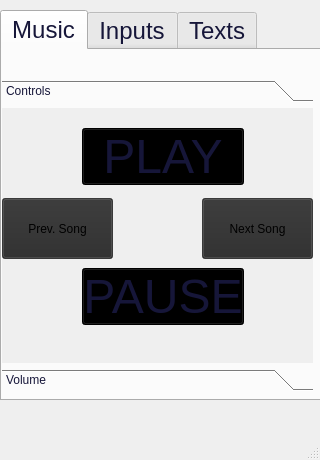
Old version of the form form.ui in the repository jkeller52/pigui.
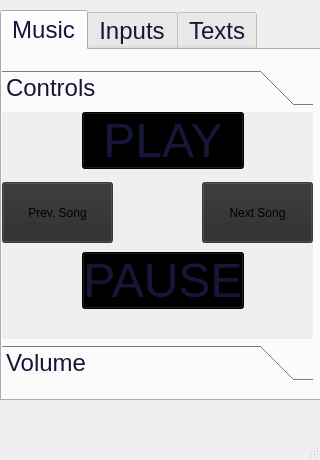
New version of the form. The open tabs and pages were chosen to show the change. Icons and pictures are not drawn.

```diff
--- a/form.ui
+++ b/form.ui
@@ -68,11 +68,16 @@
       <property name="geometry">
        <rect>
         <x>0</x>
-        <y>30</y>
+        <y>20</y>
         <width>311</width>
         <height>311</height>
        </rect>
       </property>
+      <property name="font">
+       <font>
+        <pointsize>18</pointsize>
+       </font>
+      </property>
       <property name="currentIndex">
        <number>0</number>
       </property>
@@ -82,7 +87,7 @@
          <x>0</x>
          <y>0</y>
          <width>311</width>
-         <height>243</height>
+         <height>231</height>
         </rect>
        </property>
        <attribute name="label">
@@ -92,7 +97,7 @@
         <property name="geometry">
          <rect>
           <x>80</x>
-          <y>20</y>
+          <y>0</y>
           <width>162</width>
           <height>57</height>
          </rect>
@@ -114,7 +119,7 @@
         <property name="geometry">
          <rect>
           <x>80</x>
-          <y>160</y>
+          <y>140</y>
           <width>162</width>
           <height>57</height>
          </rect>
@@ -136,7 +141,7 @@
         <property name="geometry">
          <rect>
           <x>0</x>
-          <y>90</y>
+          <y>70</y>
           <width>111</width>
           <height>61</height>
          </rect>
@@ -154,7 +159,7 @@
         <property name="geometry">
          <rect>
           <x>200</x>
-          <y>90</y>
+          <y>70</y>
           <width>111</width>
           <height>61</height>
          </rect>
@@ -172,7 +177,7 @@
         <property name="geometry">
          <rect>
           <x>120</x>
-          <y>80</y>
+          <y>60</y>
           <width>81</width>
           <height>81</height>
          </rect>
```
Left out of the diff: 19 changed lines with no effect on the pictures.
